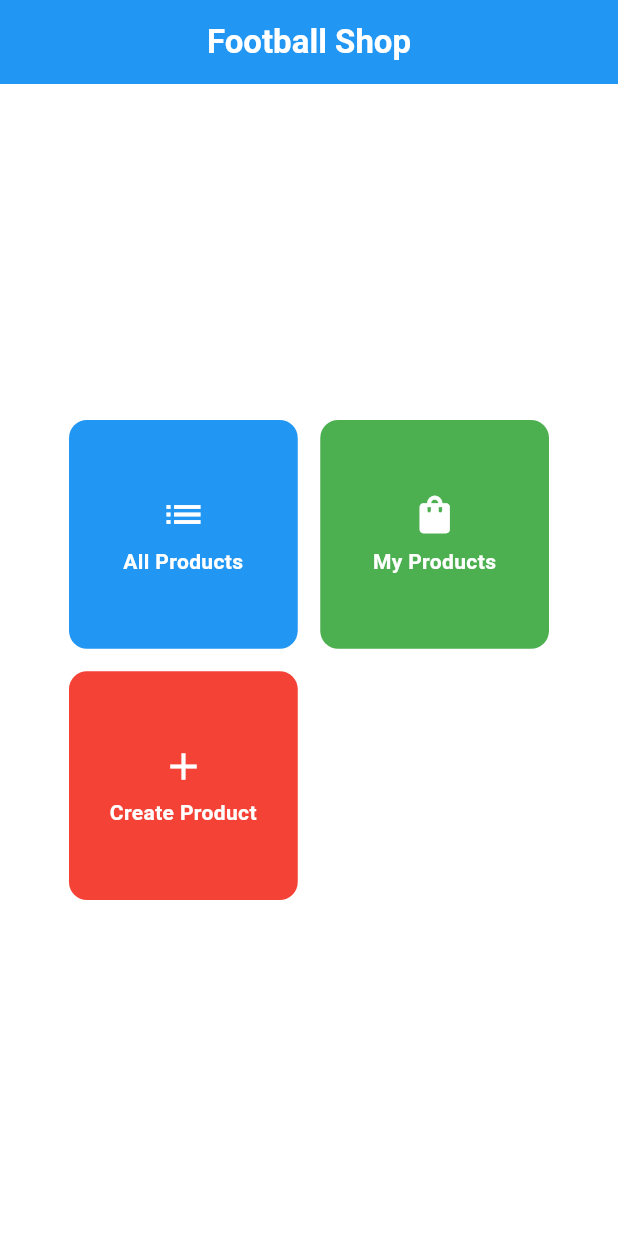
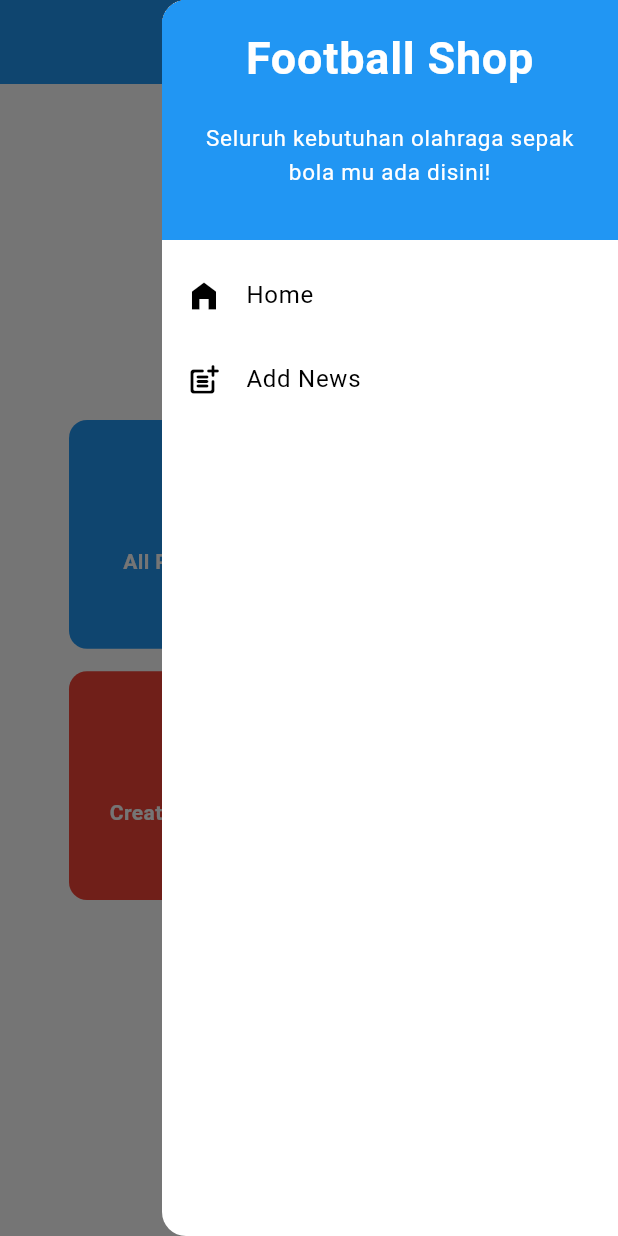
Before and after one commit to dellonps/football_shop, a Flutter app: the screen it shows after launch, with the side drawer open (before the commit the screen has no drawer), on a phone screen of 412 x 824 dp. Run offline on Flutter 3.47's test engine with Material 3 defaults, Android fonts, the phone set to English and light mode, and no system bars.

Commit message:
final tugas 8

```diff
--- /dev/null
+++ b/lib/widgets/left_drawer.dart
@@ -0,0 +1,74 @@
+import 'package:flutter/material.dart';
+import 'package:football_shop/newslist_form.dart';
+import 'package:football_shop/menu.dart';
+
+class RightDrawer extends StatelessWidget{
+  const RightDrawer({super.key});
+
+
+  @override
+  Widget build (BuildContext context){
+    return Drawer(
+      child: ListView(
+        children: [
+          const DrawerHeader(
+              decoration: BoxDecoration(
+                color: Colors.blue,
+              ),
+              child: Column(
+                children: [
+                  Text(
+                    'Football Shop',
+                    textAlign: TextAlign.center,
+                    style: TextStyle(
+                      fontSize: 30,
+                      fontWeight: FontWeight.bold,
+                      color: Colors.white,
+                    ),
+                  ),
+                  Padding(padding: EdgeInsets.all(10)),
+                  Text(
+                    "Seluruh kebutuhan olahraga sepak bola mu ada disini!",
+                    textAlign: TextAlign.center,
+                    style: TextStyle(
+                      fontSize: 15,
+                      fontWeight: FontWeight.normal,
+                      color: Colors.white,
+                    ),
+
+                      // TODO: Tambahkan gaya teks dengan center alignment, font ukuran 15, warna putih, dan weight biasa
+                      ),
+                ],
+              ),
+            ),
+          ListTile(
+            leading: const Icon(Icons.home_filled),
+            title: const Text('Home'),
+            onTap: (){
+               Navigator.pushReplacement(
+                  context,
+                  MaterialPageRoute(
+                    builder: (context) => MyHomePage(),
+                  ));
+            }
+          ),
+
+          ListTile(
+            leading: const Icon(Icons.post_add_rounded),
+            title: const Text('Add News'),
+            // Bagian redirection ke NewsFormPage
+            onTap: () {
+              Navigator.pushReplacement(
+                context,
+                MaterialPageRoute(
+                  builder: (context) => ProductFormPage(),));
+            },
+          ),
+
+
+        ],
+      ),
+    );
+  }
+
+}
```
Also changed, not shown: lib/menu.dart (+18 -0 lines), lib/newslist_form.dart (added, +261 -0 lines), 1 other file.
